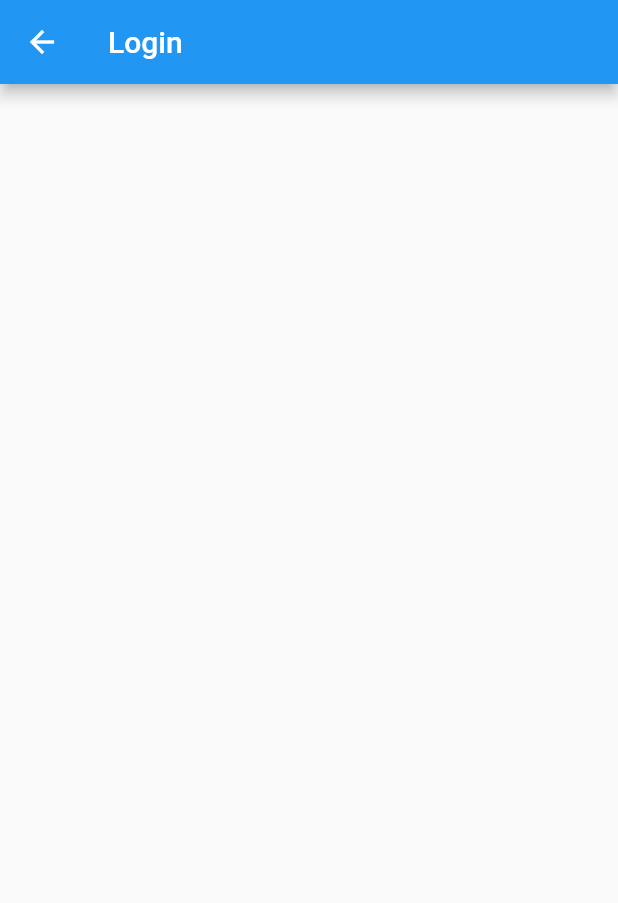
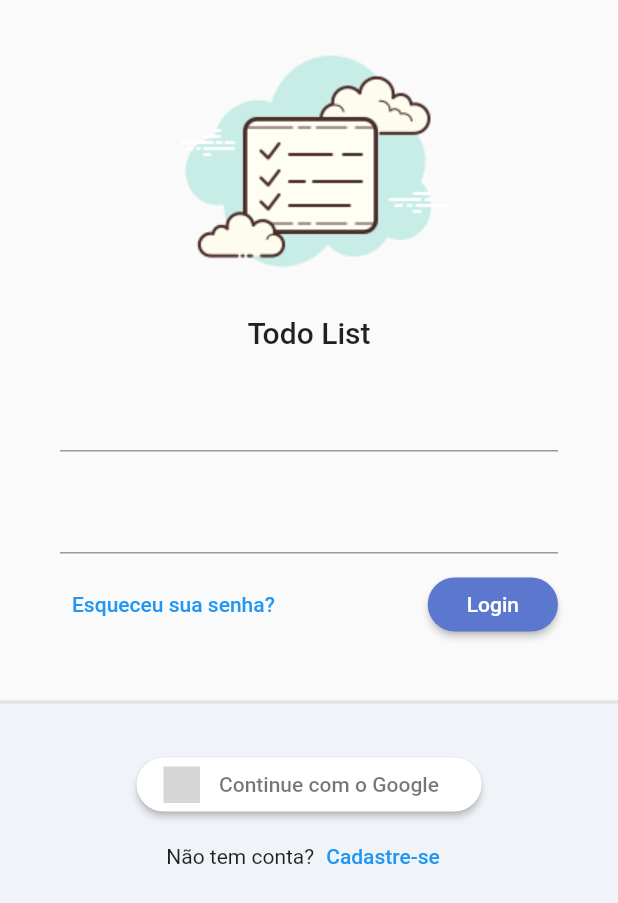
Before and after one commit to franciscoamaral0/task_app, a Flutter app: the screen it shows after launch, on a phone screen of 412 x 824 dp. Shown: the top 903 px of the screen. Run offline on Flutter 3.47's test engine with Material 2 defaults, Android fonts, the phone set to English and light mode, and no system bars; our stand-ins replace flutter_signin_button, google_fonts, sqflite, sqflite_common, synchronized; accounts and stored records are empty; Roboto replaces fonts that are missing (Mandali); grey boxes are pictures that could not be loaded.

Commit message:
created ui home

```diff
--- a/lib/app/app_widget.dart
+++ b/lib/app/app_widget.dart
@@ -1,6 +1,7 @@
 import 'package:flutter/material.dart';
 import 'package:flutter/widgets.dart';
 import 'package:todo_list_provider_project/app/core/database/sql_adm_connection.dart';
+import 'package:todo_list_provider_project/app/core/ui/todo_list_ui_config.dart';
 import 'package:todo_list_provider_project/app/modules/auth/auth_module.dart';
 import 'package:todo_list_provider_project/app/modules/splash/splash_page.dart';
 
@@ -31,6 +32,7 @@ class _AppWidgetState extends State<AppWidget> {
     return MaterialApp(
       title: "Todo List Provider",
       initialRoute: "/login",
+      theme: TodoListUiConfig.theme,
       routes: {...AuthModule().routers},
       home: const SplashPage(),
     );
--- /dev/null
+++ b/lib/app/core/ui/theme_extensions.dart
@@ -0,0 +1,13 @@
+import 'dart:ui';
+
+import 'package:flutter/material.dart';
+
+extension ThemeExtension on BuildContext {
+  Color get primaryColor => Theme.of(this).primaryColor;
+  Color get primaryLight => Theme.of(this).primaryColorLight;
+  Color get buttonColor => Theme.of(this).buttonColor;
+  TextTheme get textTheme => Theme.of(this).textTheme;
+
+  TextStyle get titleStyle =>
+      TextStyle(fontSize: 12, fontWeight: FontWeight.bold, color: Colors.grey);
+}
--- /dev/null
+++ b/lib/app/core/ui/todo_list_ui_config.dart
@@ -0,0 +1,17 @@
+import 'package:flutter/material.dart';
+import 'package:google_fonts/google_fonts.dart';
+
+class TodoListUiConfig {
+  TodoListUiConfig._();
+
+  static ThemeData get theme => ThemeData(
+        textTheme: GoogleFonts.mandaliTextTheme(),
+        primaryColor: const Color(0xff5c77ce),
+        primaryColorLight: Color(0xffabc8f7),
+        elevatedButtonTheme: ElevatedButtonThemeData(
+          style: ElevatedButton.styleFrom(
+            primary: Color(0xff5c77ce),
+          ),
+        ),
+      );
+}
--- /dev/null
+++ b/lib/app/core/widgets/todo_list_logo.dart
@@ -0,0 +1,25 @@
+import 'package:flutter/material.dart';
+import 'package:todo_list_provider_project/app/core/ui/theme_extensions.dart';
+
+class TodoListLogo extends StatelessWidget {
+  const TodoListLogo({Key? key}) : super(key: key);
+
+  @override
+  Widget build(BuildContext context) {
+    return Center(
+      child: Column(
+        mainAxisAlignment: MainAxisAlignment.center,
+        children: [
+          Image.asset(
+            "assets/logo.png",
+            height: 200,
+          ),
+          Text(
+            "Todo List",
+            style: context.textTheme.headline6,
+          )
+        ],
+      ),
+    );
+  }
+}
--- a/lib/app/modules/auth/login/login_page.dart
+++ b/lib/app/modules/auth/login/login_page.dart
@@ -1,4 +1,7 @@
 import 'package:flutter/material.dart';
+import 'package:flutter_signin_button/button_list.dart';
+import 'package:flutter_signin_button/button_view.dart';
+import 'package:todo_list_provider_project/app/core/widgets/todo_list_logo.dart';
 import 'package:todo_list_provider_project/app/modules/splash/splash_page.dart';
 
 class LoginPage extends StatelessWidget {
@@ -7,10 +10,100 @@ class LoginPage extends StatelessWidget {
   @override
   Widget build(BuildContext context) {
     return Scaffold(
-      appBar: AppBar(
-        title: const Text('Login'),
+      body: LayoutBuilder(
+        builder: (context, constraints) {
+          return SingleChildScrollView(
+            child: ConstrainedBox(
+              constraints: BoxConstraints(
+                minHeight: constraints.maxHeight,
+                maxWidth: constraints.maxWidth,
+              ),
+              child: IntrinsicHeight(
+                child: Column(
+                  mainAxisSize: MainAxisSize.min,
+                  children: [
+                    const SizedBox(height: 10),
+                    const TodoListLogo(),
+                    Padding(
+                      padding: const EdgeInsets.symmetric(
+                          horizontal: 40.0, vertical: 20),
+                      child: Form(
+                        child: Column(
+                          children: [
+                            TextFormField(),
+                            const SizedBox(height: 20),
+                            TextFormField(),
+                            const SizedBox(height: 10),
+                            Row(
+                              mainAxisAlignment: MainAxisAlignment.spaceBetween,
+                              children: [
+                                TextButton(
+                                  onPressed: () {},
+                                  child: const Text("Esqueceu sua senha?"),
+                                ),
+                                ElevatedButton(
+                                  onPressed: () {},
+                                  style: ElevatedButton.styleFrom(
+                                    shape: RoundedRectangleBorder(
+                                      borderRadius: BorderRadius.circular(20),
+                                    ),
+                                  ),
+                                  child: const Padding(
+                                    padding: EdgeInsets.all(10.0),
+                                    child: Text("Login"),
+                                  ),
+                                )
+                              ],
+                            )
+                          ],
+                        ),
+                      ),
+                    ),
+                    const SizedBox(height: 20),
+                    Expanded(
+                      child: Container(
+                        decoration: BoxDecoration(
+                          color: const Color(0xfff0f3f7),
+                          border: Border(
+                            top: BorderSide(
+                              width: 2,
+                              color: Colors.grey.withAlpha(50),
+                            ),
+                          ),
+                        ),
+                        child: Column(
+                          children: [
+                            const SizedBox(height: 30),
+                            SignInButton(
+                              Buttons.Google,
+                              onPressed: () {},
+                              text: "Continue com o Google",
+                              padding: const EdgeInsets.all(5),
+                              shape: OutlineInputBorder(
+                                borderRadius: BorderRadius.circular(30),
+                                borderSide: BorderSide.none,
+                              ),
+                            ),
+                            Row(
+                              mainAxisAlignment: MainAxisAlignment.center,
+                              children: [
+                                Text("Não tem conta?"),
+                                TextButton(
+                                    onPressed: () {},
+                                    child: Text("Cadastre-se"))
+                              ],
+                            )
+                          ],
+                        ),
+                      ),
+                    )
+                  ],
+                ),
+              ),
+            ),
+          );
+        },
       ),
-      body: Container(),
     );
   }
 }
```
Also changed, not shown: pubspec.yaml (+4 -3 lines), assets/logo.png (added), pubspec.lock, 2 other files.
